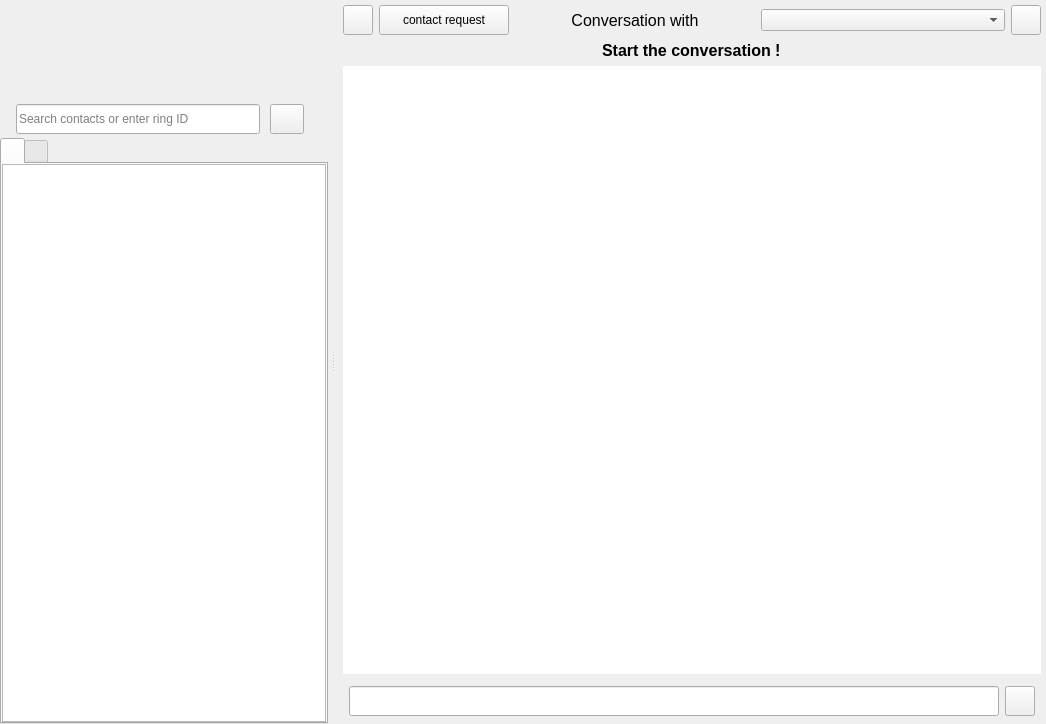
Qt form callwidget.ui (savoirfairelinux/jami-client-windows) before a commit.
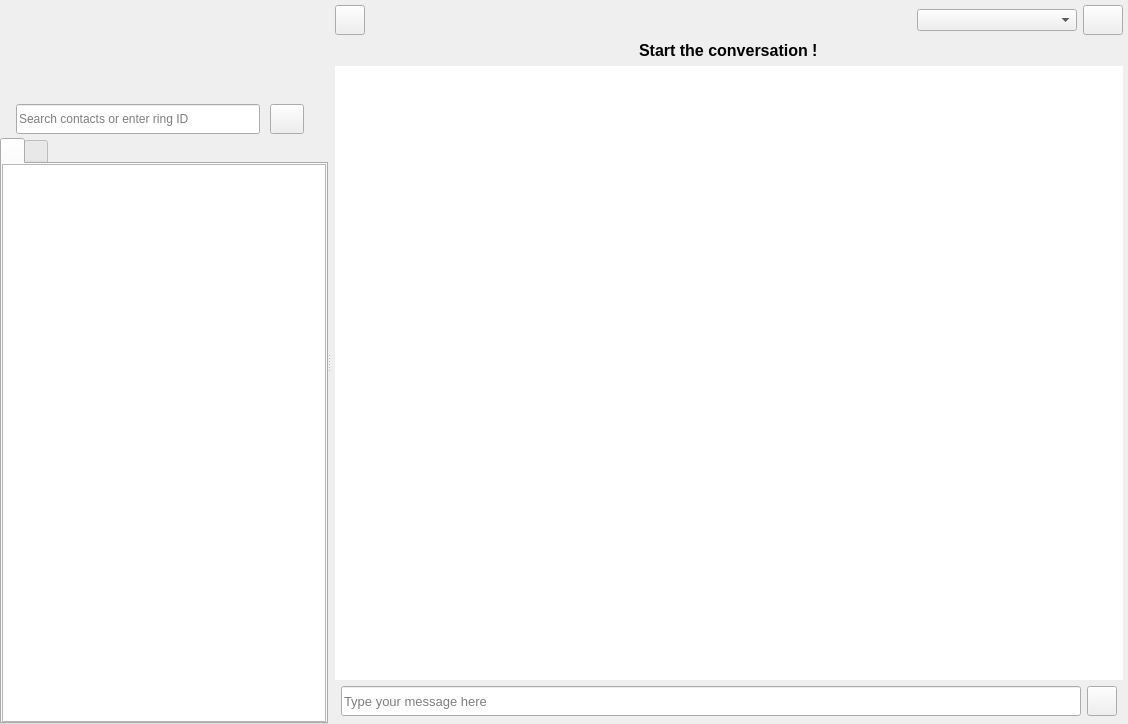
The same form after that commit. The open tabs and pages were chosen to show the change. Icons and pictures are not drawn. Custom widgets are drawn as their Qt base class.

Commit message:
change instant messaging UI
changing the interface to provide a clearer view
and convert the remaining unecessary hashes to
registered name when available.

The edit to the form file:
```diff
--- a/callwidget.ui
+++ b/callwidget.ui
@@ -6,7 +6,7 @@
    <rect>
     <x>0</x>
     <y>0</y>
-    <width>1046</width>
+    <width>1128</width>
     <height>724</height>
    </rect>
   </property>
@@ -77,7 +77,7 @@
         <enum>Qt::Horizontal</enum>
        </property>
        <property name="handleWidth">
-        <number>10</number>
+        <number>2</number>
        </property>
        <property name="childrenCollapsible">
         <bool>true</bool>
@@ -1046,28 +1046,6 @@
                     </property>
                    </widget>
                   </item>
-                  <item>
-                   <widget class="QPushButton" name="sendContactRequestPageButton">
-                    <property name="sizePolicy">
-                     <sizepolicy hsizetype="Minimum" vsizetype="Fixed">
-                      <horstretch>0</horstretch>
-                      <verstretch>0</verstretch>
-                     </sizepolicy>
-                    </property>
-                    <property name="minimumSize">
-                     <size>
-                      <width>130</width>
-                      <height>30</height>
-                     </size>
-                    </property>
-                    <property name="styleSheet">
-                     <string notr="true"/>
-                    </property>
-                    <property name="text">
-                     <string>contact request</string>
-                    </property>
-                   </widget>
-                  </item>
                   <item>
                    <spacer name="horizontalSpacer_7">
                     <property name="orientation">
@@ -1083,6 +1061,12 @@
                   </item>
                   <item>
                    <widget class="QLabel" name="imNameLabel">
+                    <property name="minimumSize">
+                     <size>
+                      <width>400</width>
+                      <height>0</height>
+                     </size>
+                    </property>
                     <property name="font">
                      <font>
                       <pointsize>12</pointsize>
@@ -1091,7 +1075,7 @@
                      </font>
                     </property>
                     <property name="text">
-                     <string>Conversation with</string>
+                     <string/>
                     </property>
                     <property name="alignment">
                      <set>Qt::AlignCenter</set>
@@ -1118,16 +1102,16 @@
                    <widget class="QComboBox" name="contactMethodComboBox">
                     <property name="minimumSize">
                      <size>
-                      <width>244</width>
+                      <width>160</width>
                       <height>0</height>
                      </size>
                     </property>
                    </widget>
                   </item>
                   <item>
-                   <widget class="QPushButton" name="copyCMButton">
+                   <widget class="QPushButton" name="sendContactRequestPageButton">
                     <property name="sizePolicy">
-                     <sizepolicy hsizetype="Fixed" vsizetype="Fixed">
+                     <sizepolicy hsizetype="Minimum" vsizetype="Fixed">
                       <horstretch>0</horstretch>
                       <verstretch>0</verstretch>
                      </sizepolicy>
@@ -1138,24 +1122,18 @@
                       <height>30</height>
                      </size>
                     </property>
-                    <property name="maximumSize">
-                     <size>
-                      <width>30</width>
-                      <height>30</height>
-                     </size>
+                    <property name="toolTip">
+                     <string>Add to contacts</string>
+                    </property>
+                    <property name="styleSheet">
+                     <string notr="true"/>
                     </property>
                     <property name="text">
                      <string/>
                     </property>
                     <property name="icon">
                      <iconset resource="ressources.qrc">
-                      <normaloff>:/images/icons/ic_content_copy_white_24dp.png</normaloff>:/images/icons/ic_content_copy_white_24dp.png</iconset>
-                    </property>
-                    <property name="iconSize">
-                     <size>
-                      <width>18</width>
-                      <height>18</height>
-                     </size>
+                      <normaloff>:/images/icons/ic_person_add_white_24dp.png</normaloff>:/images/icons/ic_person_add_white_24dp.png</iconset>
                     </property>
                    </widget>
                   </item>
@@ -1209,6 +1187,9 @@
                   <property name="horizontalScrollMode">
                    <enum>QAbstractItemView::ScrollPerPixel</enum>
                   </property>
+                  <property name="spacing">
+                   <number>1</number>
+                  </property>
                   <property name="wordWrap">
                    <bool>true</bool>
                   </property>
@@ -1223,7 +1204,7 @@
                    <number>6</number>
                   </property>
                   <property name="topMargin">
-                   <number>6</number>
+                   <number>0</number>
                   </property>
                   <property name="rightMargin">
                    <number>6</number>
@@ -1244,6 +1225,12 @@
                       <pointsize>10</pointsize>
                      </font>
                     </property>
+                    <property name="inputMask">
+                     <string/>
+                    </property>
+                    <property name="placeholderText">
+                     <string>Type your message here</string>
+                    </property>
                    </widget>
                   </item>
                   <item>
```
Left out of the diff: 3 changed lines with no effect on the pictures. The commit also changes 3 other files.
